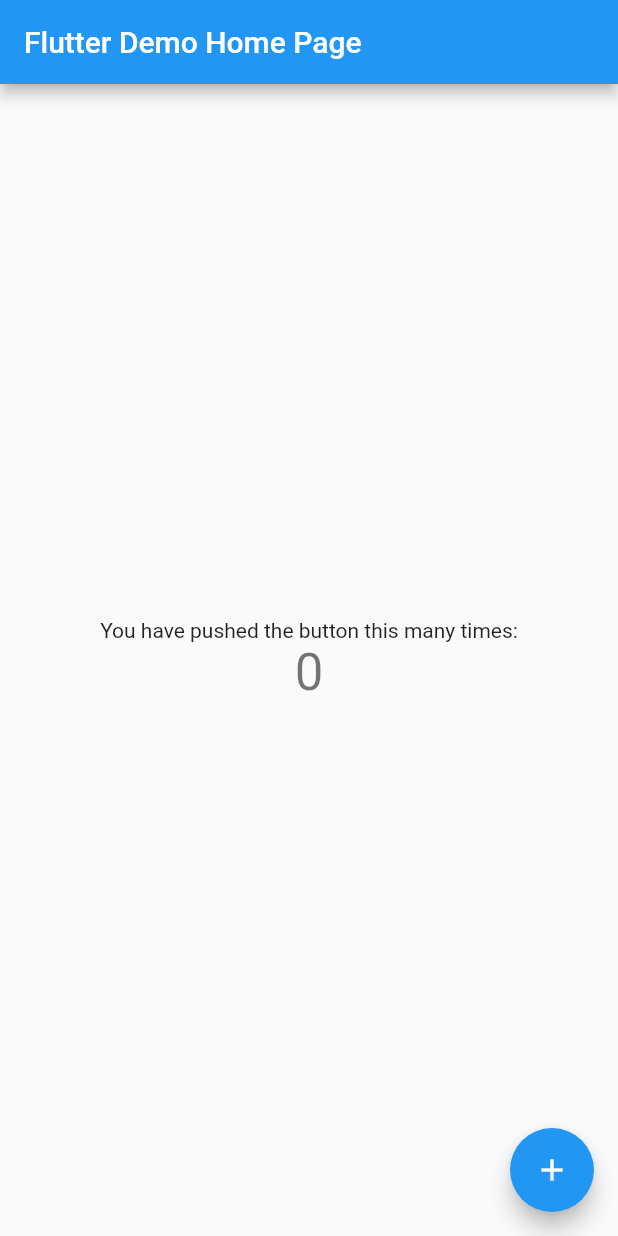
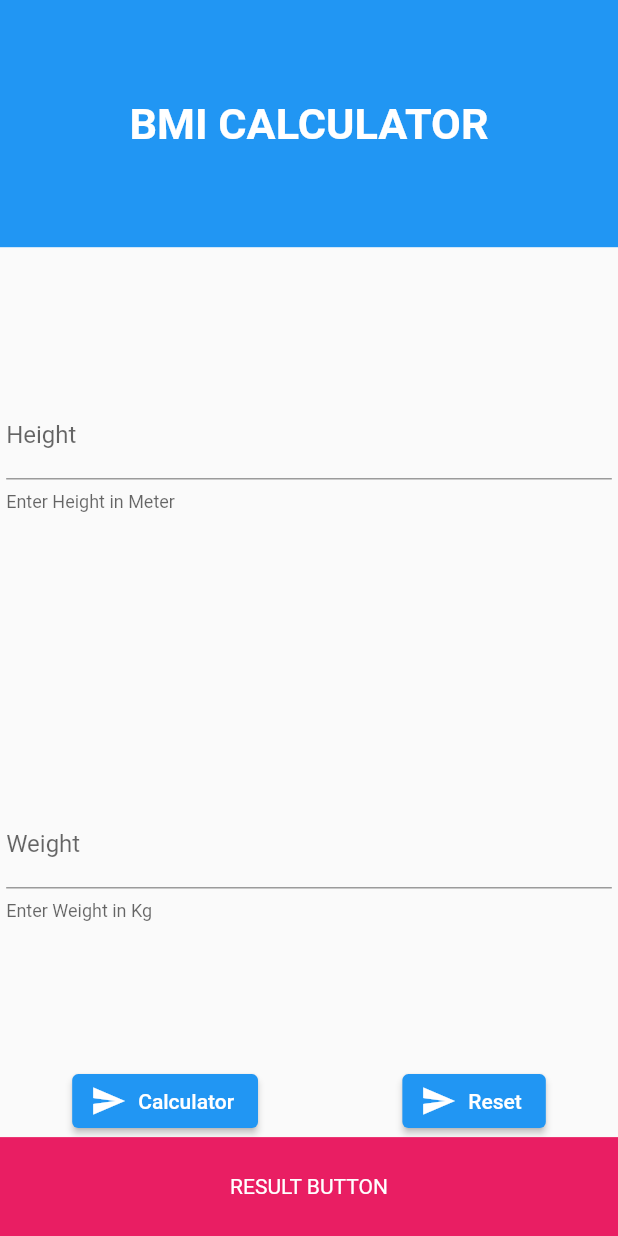
Before and after one commit to Ankupandey/bmi_calculator, a Flutter app: the screen it shows after launch, on a phone screen of 412 x 824 dp. Run offline on Flutter 3.47's test engine with Material 2 defaults, Android fonts, the phone set to English and light mode, and no system bars.

Commit message:
ui part complete

```diff
--- /dev/null
+++ b/lib/bmicalculator.dart
@@ -0,0 +1,87 @@
+import 'package:flutter/material.dart';
+
+class BmiCalculator extends StatefulWidget {
+  const BmiCalculator({super.key});
+
+  @override
+  State<BmiCalculator> createState() => _BmiCalculatorState();
+}
+
+class _BmiCalculatorState extends State<BmiCalculator> {
+  TextEditingController heightcontroller = TextEditingController();
+  TextEditingController weightcontroller = TextEditingController();
+  bool isCalculator = false;
+  String bmiResult = "";
+  @override
+  Widget build(BuildContext context) {
+    double deviceHeight = MediaQuery.of(context).size.height;
+    double devicewidth = MediaQuery.of(context).size.width;
+    return Scaffold(
+      body: Column(
+        children: [
+          Container(
+            alignment: Alignment.center,
+            width: devicewidth,
+            height: deviceHeight * 0.20,
+            color: Colors.blue,
+            child: Text(
+              "BMI Calculator".toUpperCase(),
+              style: TextStyle(
+                color: Colors.white,
+                fontSize: devicewidth * 0.07,
+                fontWeight: FontWeight.bold,
+              ),
+            ),
+          ),
+          Expanded(
+            child: Container(
+              padding: EdgeInsets.symmetric(horizontal: devicewidth * 0.01),
+              //color: Colors.amber,
+              child: Column(
+                mainAxisAlignment: MainAxisAlignment.spaceAround,
+                children: [
+                  TextFormField(
+                    controller: heightcontroller,
+                    keyboardType: TextInputType.number,
+                    decoration: InputDecoration(
+                        labelText: "Height",
+                        helperText: "Enter Height in Meter"),
+                  ),
+                  TextFormField(
+                    controller: weightcontroller,
+                    keyboardType: TextInputType.number,
+                    decoration: InputDecoration(
+                        labelText: "Weight", helperText: "Enter Weight in Kg"),
+                  ),
+                ],
+              ),
+            ),
+          ),
+          Row(
+            mainAxisAlignment: MainAxisAlignment.spaceAround,
+            children: [
+              ElevatedButton.icon(
+                  onPressed: () {},
+                  icon: Icon(Icons.send),
+                  label: Text("Calculator")),
+              ElevatedButton.icon(
+                  onPressed: () {},
+                  icon: Icon(Icons.send),
+                  label: Text("Reset")),
+            ],
+          ),
+          Container(
+            alignment: Alignment.center,
+            width: devicewidth,
+            height: deviceHeight * 0.08,
+            color: Colors.pink,
+            child: Text(
+              "Result Button".toUpperCase(),
+              style: TextStyle(color: Colors.white),
+            ),
+          ),
+        ],
+      ),
+    );
+  }
+}
--- a/lib/main.dart
+++ b/lib/main.dart
@@ -1,3 +1,4 @@
+import 'package:bmi_calculator/bmicalculator.dart';
 import 'package:flutter/material.dart';
 
 void main() {
@@ -11,6 +12,7 @@ class MyApp extends StatelessWidget {
   @override
   Widget build(BuildContext context) {
     return MaterialApp(
+        debugShowCheckedModeBanner: false,
         title: 'Flutter Demo',
         theme: ThemeData(
           // This is the theme of your application.
@@ -24,8 +26,7 @@ class MyApp extends StatelessWidget {
           // is not restarted.
           primarySwatch: Colors.blue,
         ),
-      home: const MyHomePage(title: 'Flutter Demo Home Page'),
-    );
+        home: BmiCalculator());
   }
 }
 
@@ -63,6 +64,10 @@ class _MyHomePageState extends State<MyHomePage> {
 
   @override
   Widget build(BuildContext context) {
+    double deviceHeight = MediaQuery.of(context).size.height;
+    double deviceWidth = MediaQuery.of(context).size.width;
+    print(deviceHeight);
+    print(deviceWidth);
     // This method is rerun every time setState is called, for instance as done
     // by the _incrementCounter method above.
     //
```
Lines whose indentation alone changed are shown as unchanged.
